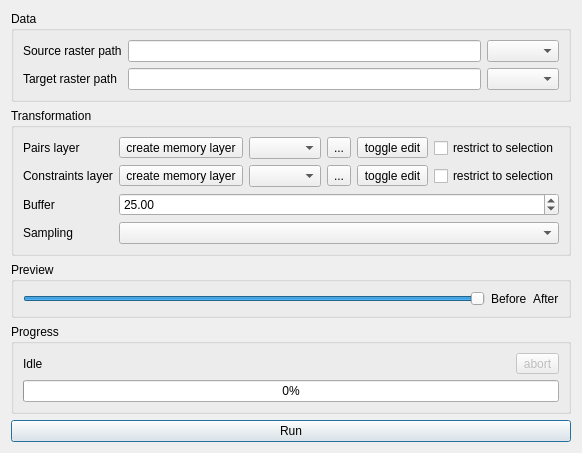
Qt form ui_main.ui (olivierdalang/RasterBender) before a commit.
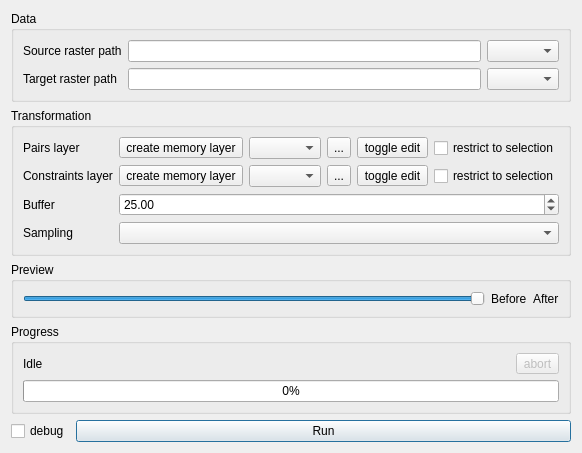
The same form after that commit. Icons and pictures are not drawn.

Commit message: added debug checkbox, removed -json argument in gdalinfos, publish 0.0.4

The edit to the form file:
```diff
--- a/ui_main.ui
+++ b/ui_main.ui
@@ -398,7 +398,22 @@
     </widget>
    </item>
    <item>
+    <layout class="QHBoxLayout" name="horizontalLayout_4">
+     <item>
+      <widget class="QCheckBox" name="debugCheckBox">
+       <property name="text">
+        <string>debug</string>
+       </property>
+      </widget>
+     </item>
+     <item>
     <widget class="QPushButton" name="runButton">
+       <property name="sizePolicy">
+        <sizepolicy hsizetype="Minimum" vsizetype="Fixed">
+         <horstretch>1</horstretch>
+         <verstretch>0</verstretch>
+        </sizepolicy>
+       </property>
      <property name="text">
       <string>Run</string>
      </property>
@@ -406,6 +421,8 @@
       <bool>true</bool>
      </property>
     </widget>
+     </item>
+    </layout>
    </item>
   </layout>
  </widget>
```
Lines whose indentation alone changed are shown as unchanged. The commit also changes 5 other files.
